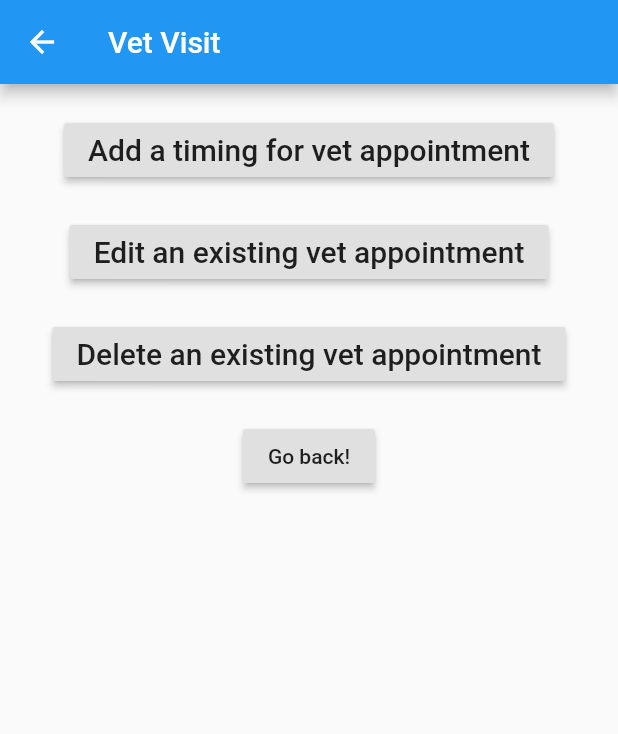
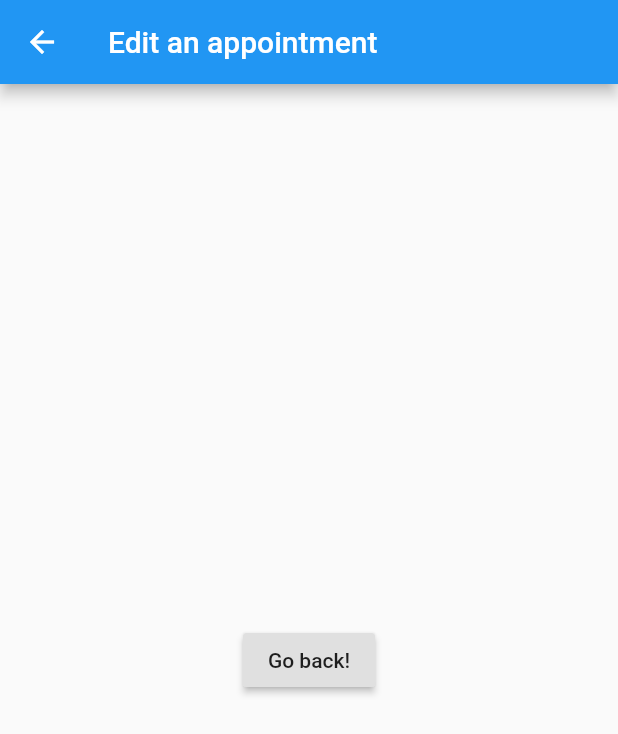
Before and after one commit to Zero-Ice/CZ2006_DogGo, a Flutter app: the VetVisit screen opened by its route, after a tap on "Edit an existing vet appointment", on a phone screen of 412 x 824 dp. Shown: the top 734 px of the screen. Run offline on Flutter 3.47's test engine with Material 2 defaults, Android fonts, the phone set to English and light mode, and no system bars; our stand-ins replace weather_icons; network calls fail.

Commit message:
vetVisit routes
added new routes for :add, edit, delete

```diff
--- a/DogGoApp/doggo/lib/Routes/VetVisit.dart
+++ b/DogGoApp/doggo/lib/Routes/VetVisit.dart
@@ -1,4 +1,7 @@
 
+import 'package:doggo/Routes/vetRoutes/addVet.dart';
+import 'package:doggo/Routes/vetRoutes/deleteVet.dart';
+import 'package:doggo/Routes/vetRoutes/editVet.dart';
 
 import 'package:flutter/material.dart';
 import 'package:flutter/widgets.dart';
@@ -14,39 +17,37 @@ class VetVisit extends StatelessWidget {
           child: Column(
             children: [
               const SizedBox(height: 20),
-              addVisit,
+              Container(
+                child: RaisedButton(
+                    onPressed: () {Navigator.push(context, MaterialPageRoute(builder: (context) => AddVet()));},
+                    child: Text('Add a vet appointment', style: TextStyle(fontSize: 20)),
+                  )),
               const SizedBox(height: 20),
-              editVisit,
+            Container(
+              child: RaisedButton(
+                onPressed: () {Navigator.push(context, MaterialPageRoute(builder: (context) => EditVet()));},
+                child: Text('Edit an existing vet appointment', style: TextStyle(fontSize: 20)),
+            )),
               const SizedBox(height: 20),
-              delVisit,
+              Container(
+                  child: RaisedButton(
+                    onPressed: () {Navigator.push(context, MaterialPageRoute(builder: (context) => DeleteVet()));},
+                    child: Text('Delete an existing vet appointment', style: TextStyle(fontSize: 20)),
+                  )),
               const SizedBox(height: 20),
               Align(
                 alignment: Alignment.bottomCenter,
                 child: RaisedButton(
                   onPressed: () {
-          // Navigate back to first screen when tapped.
-          Navigator.pop(context);
+                  // Navigate back to first screen when tapped.
+                  Navigator.pop(context);
     },
-      child: Text('Go back!'),
+                   child: Text('Go back!'),
     ),
               )
             ],
           )),
     );
   }
-  Widget addVisit = Container(
-      child: RaisedButton(
-        onPressed: () {},
-        child: Text('Add a timing for vet appointment', style: TextStyle(fontSize: 20)),
-      ));
-  Widget editVisit = Container(
-      child: RaisedButton(
-        onPressed: () {},
-        child: Text('Edit an existing vet appointment', style: TextStyle(fontSize: 20)),
-      ));
-  Widget delVisit = Container(
-      child: RaisedButton(
-        onPressed: () {},
-        child: Text('Delete an existing vet appointment', style: TextStyle(fontSize: 20)),
-      ));
+
 }
--- /dev/null
+++ b/DogGoApp/doggo/lib/Routes/vetRoutes/editVet.dart
@@ -0,0 +1,24 @@
+
+
+import 'package:flutter/material.dart';
+import 'package:flutter/widgets.dart';
+
+class EditVet extends StatelessWidget {
+  @override
+  Widget build(BuildContext context) {
+    return Scaffold(
+      appBar: AppBar(
+        title: Text("Edit an appointment"),
+      ),
+      body: Center(
+        child: RaisedButton(
+          onPressed: () {
+            // Navigate back to first screen when tapped.
+            Navigator.pop(context);
+          },
+          child: Text('Go back!'),
+        ),
+      ),
+    );
+  }
+}
```
Also changed, not shown: DogGoApp/doggo/lib/Routes/vetRoutes/addVet.dart (added, +24 -0 lines), DogGoApp/doggo/lib/Routes/vetRoutes/deleteVet.dart (added, +24 -0 lines).
